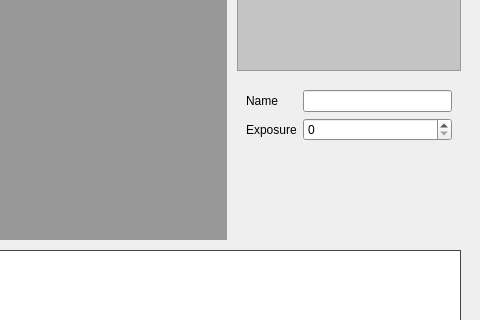
jorgetrumbel/SFVI-MIA, file GUI/PyQt Designer/ui/SFVI.ui: the form before one commit; both pictures show x 484 to 964 and y 266 to 586 of the 964 by 781 pixel window.
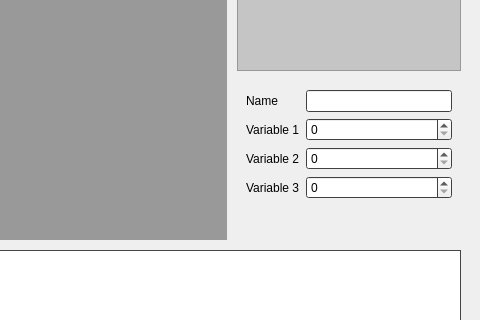
The form after the commit.

Diff of the .ui file:
```diff
--- a/GUI/PyQt Designer/ui/SFVI.ui
+++ b/GUI/PyQt Designer/ui/SFVI.ui
@@ -681,6 +681,9 @@
               <verstretch>2</verstretch>
              </sizepolicy>
             </property>
+            <property name="currentIndex">
+             <number>2</number>
+            </property>
             <widget class="QWidget" name="stackCaptureOptions">
              <property name="palette">
               <palette>
@@ -821,6 +824,66 @@
               </item>
              </layout>
             </widget>
+            <widget class="QWidget" name="stackFeatureDetectionOptions">
+             <layout class="QVBoxLayout" name="verticalLayout_6">
+              <item>
+               <layout class="QFormLayout" name="formLayoutFeatureDetectionOptions">
+                <item row="0" column="0">
+                 <widget class="QLabel" name="labelFeatureDetectionName">
+                  <property name="text">
+                   <string>Name</string>
+                  </property>
+                 </widget>
+                </item>
+                <item row="0" column="1">
+                 <widget class="QLineEdit" name="lineEditFeatureDetectionName"/>
+                </item>
+                <item row="1" column="0">
+                 <widget class="QLabel" name="labelFeatureDetectionVariable1">
+                  <property name="text">
+                   <string>Variable 1</string>
+                  </property>
+                 </widget>
+                </item>
+                <item row="1" column="1">
+                 <widget class="QSpinBox" name="spinBoxFeatureDetectionVariable1">
+                  <property name="maximum">
+                   <number>1000</number>
+                  </property>
+                 </widget>
+                </item>
+                <item row="2" column="0">
+                 <widget class="QLabel" name="labelFeatureDetectionVariable2">
+                  <property name="text">
+                   <string>Variable 2</string>
+                  </property>
+                 </widget>
+                </item>
+                <item row="2" column="1">
+                 <widget class="QSpinBox" name="spinBoxFeatureDetectionVariable2">
+                  <property name="maximum">
+                   <number>1000</number>
+                  </property>
+                 </widget>
+                </item>
+                <item row="3" column="0">
+                 <widget class="QLabel" name="labelFeatureDetectionVariable3">
+                  <property name="text">
+                   <string>Variable 3</string>
+                  </property>
+                 </widget>
+                </item>
+                <item row="3" column="1">
+                 <widget class="QSpinBox" name="spinBoxFeatureDetectionVariable3">
+                  <property name="maximum">
+                   <number>1000</number>
+                  </property>
+                 </widget>
+                </item>
+               </layout>
+              </item>
+             </layout>
+            </widget>
            </widget>
           </item>
           <item row="0" column="3" rowspan="2">
```
